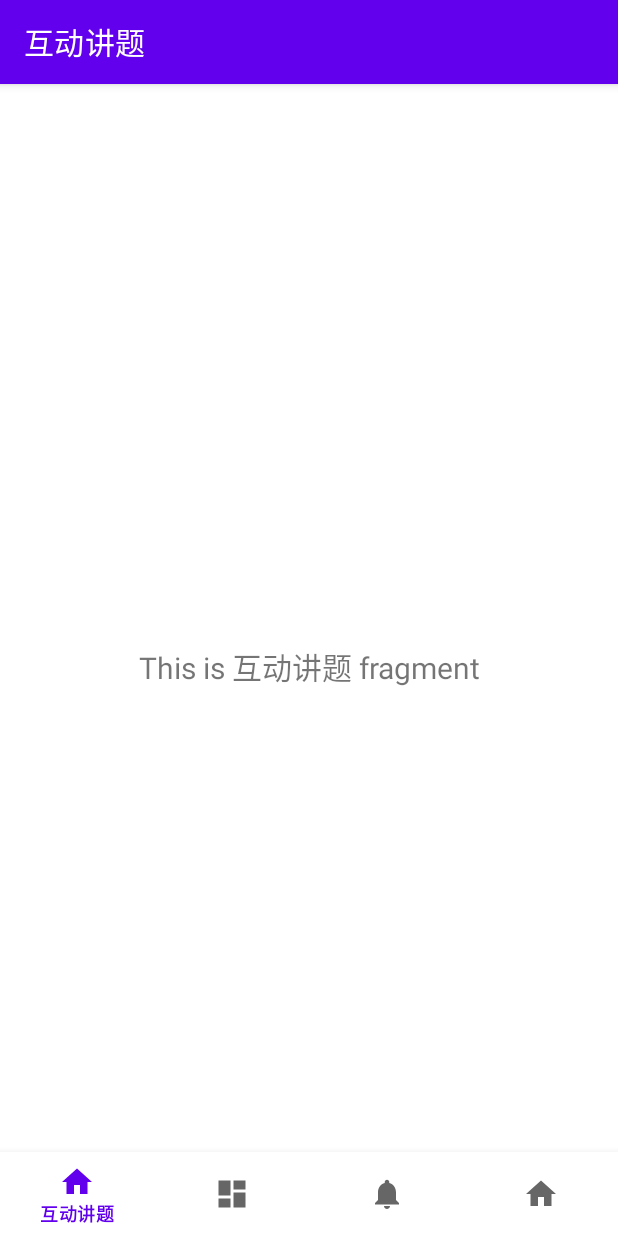
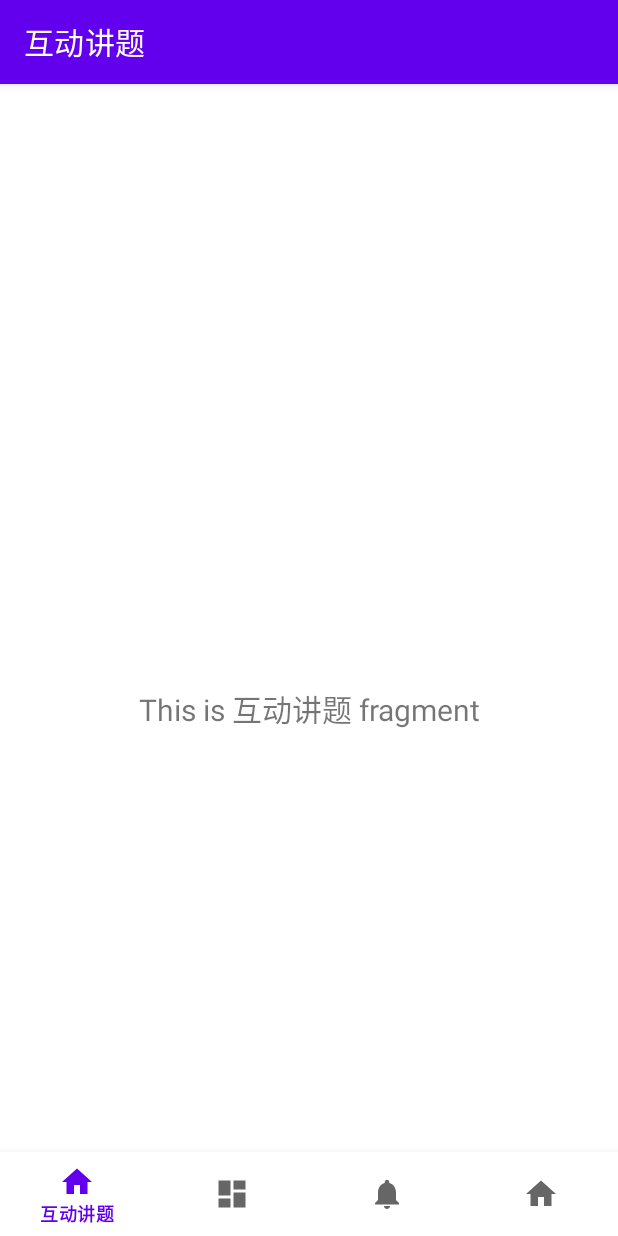
Before and after one commit to TGUClouder/CloudChat_volunteer, an Android app: the screen it shows after launch (MainActivity), on a phone screen of 412 x 824 dp. Run offline under Robolectric (Android 15) with nearby library versions, the phone set to English and light mode, and no system bars; our stand-ins replace navigation-ui.

Commit message:
ljh commit 2025/01/21-1429

```diff
--- a/app/src/main/java/com/example/cloudchat_volunteer/ui/mind_sanctuary/SanctuaryViewModel.java
+++ b/app/src/main/java/com/example/cloudchat_volunteer/ui/mind_sanctuary/SanctuaryViewModel.java
@@ -1,4 +1,4 @@
-package com.example.cloudchat_user.ui.mind_sanctuary;
+package com.example.cloudchat_volunteer.ui.mind_sanctuary;
 
 import androidx.lifecycle.LiveData;
 import androidx.lifecycle.MutableLiveData;
--- a/app/src/main/res/layout/activity_main.xml
+++ b/app/src/main/res/layout/activity_main.xml
@@ -4,7 +4,7 @@
     android:id="@+id/container"
     android:layout_width="match_parent"
     android:layout_height="match_parent"
-    android:paddingTop="0dp">
+    android:paddingTop="?attr/actionBarSize">
 
     <com.google.android.material.bottomnavigation.BottomNavigationView
         android:id="@+id/nav_view"
--- a/gradle/libs.versions.toml
+++ b/gradle/libs.versions.toml
@@ -1,5 +1,5 @@
 [versions]
-agp = "8.5.0"
+agp = "8.8.0"
 junit = "4.13.2"
 junitVersion = "1.1.5"
 espressoCore = "3.5.1"
```
Also changed, not shown: app/src/main/res/values/strings.xml (+1 -11 lines), gradle/wrapper/gradle-wrapper.properties.
